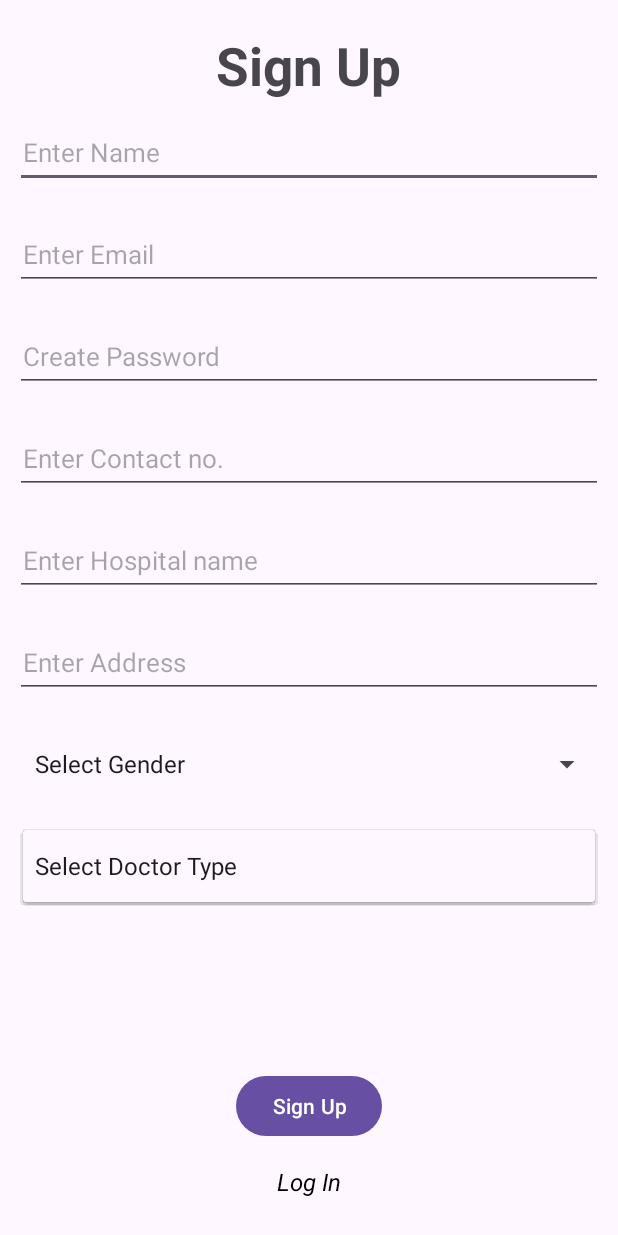
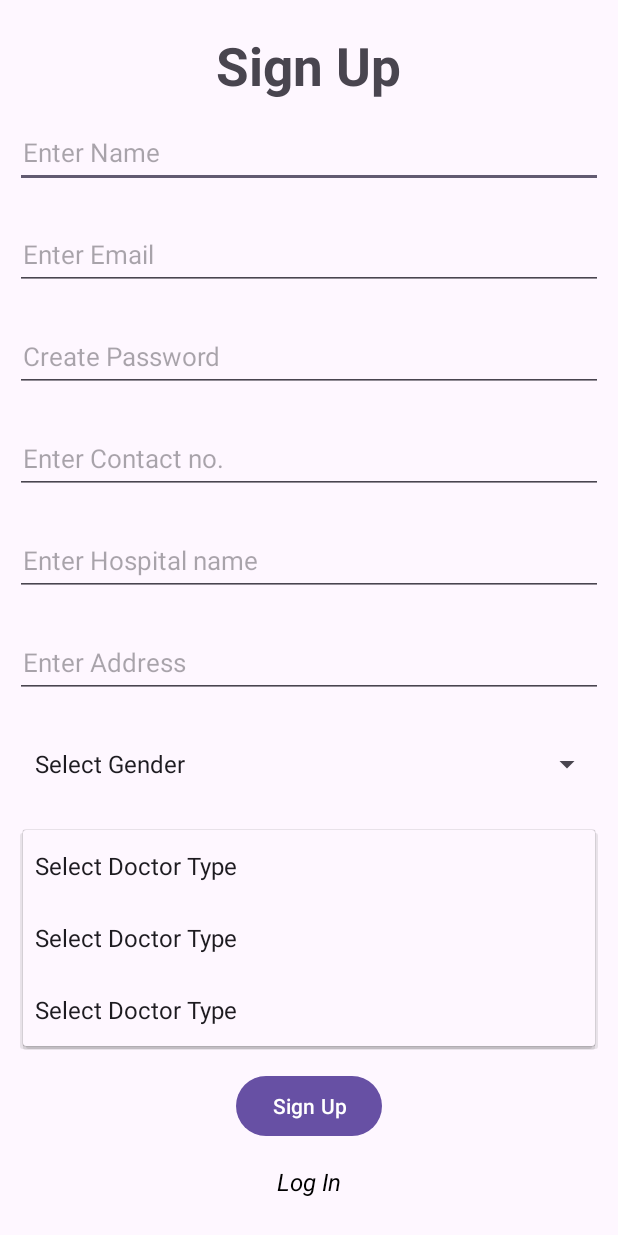
Before and after one commit to ashu-choudhary/Med_App, an Android app: the Registerdoctor screen opened directly, with no data from a screen before it, after a tap on "Select Doctor Type", on a phone screen of 412 x 824 dp. Run offline under Robolectric (Android 15) with nearby library versions, the phone set to English and light mode, and no system bars.

Commit message:
edit string file

```diff
--- a/app/src/main/res/values/strings.xml
+++ b/app/src/main/res/values/strings.xml
@@ -42,6 +42,8 @@
     </string-array>
     <string-array name="doctype">
         <item>Select Doctor Type</item>
+        <item>Select Doctor Type</item>
+        <item>Select Doctor Type</item>
 
     </string-array>
     <string-array name="insurance">
```
